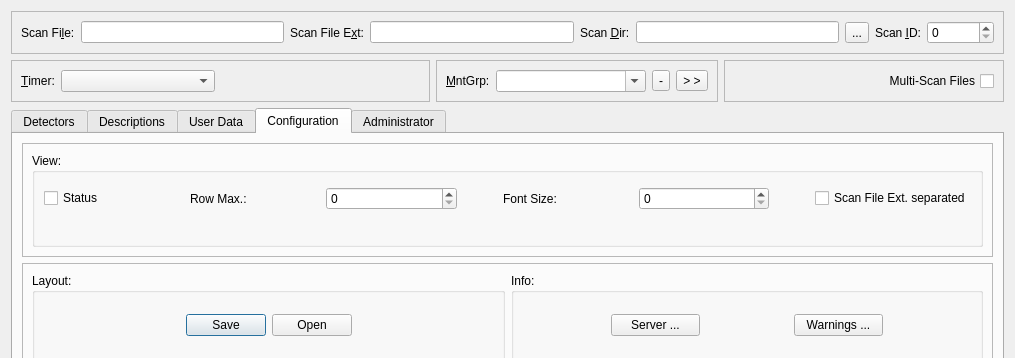
Qt form nxsselector/ui/Selector.ui (nexdatas/nxselector) before a commit; both pictures show x 0 to 1015 and y 0 to 358 of the 1015 by 583 pixel window.
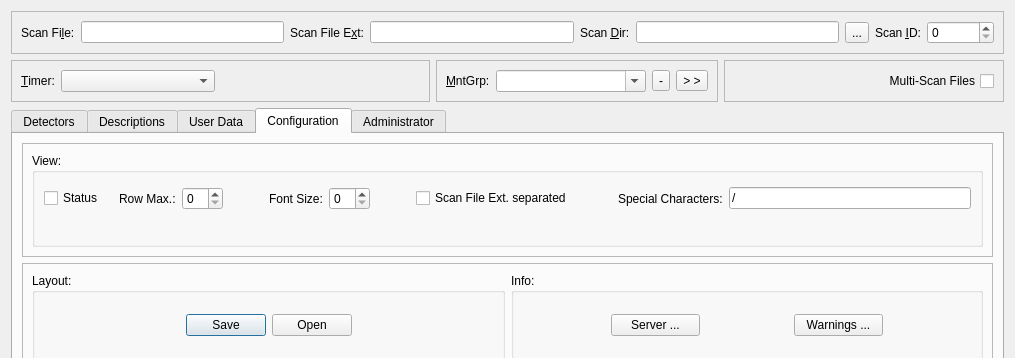
The same form after that commit. The open tabs and pages were chosen to show the change.

Commit message:
Issue 49: add the Special Characters widget (#50)
* replace '/' filename character by '_'

* fix pep8

* add Special Characters widget

* improve checks for fileName changed

What changed in the file:
```diff
--- a/nxsselector/ui/Selector.ui
+++ b/nxsselector/ui/Selector.ui
@@ -14,7 +14,7 @@
    <string>NeXus Component Selector</string>
   </property>
   <layout class="QGridLayout" name="gridLayout">
-   <item row="0" column="0">
+   <item row="1" column="0">
     <layout class="QVBoxLayout" name="verticalLayout">
      <item>
       <widget class="QFrame" name="frame_9">
@@ -631,6 +631,45 @@
                      </property>
                     </widget>
                    </item>
+                   <item>
+                    <spacer name="horizontalSpacer_10">
+                     <property name="orientation">
+                      <enum>Qt::Horizontal</enum>
+                     </property>
+                     <property name="sizeType">
+                      <enum>QSizePolicy::Preferred</enum>
+                     </property>
+                     <property name="sizeHint" stdset="0">
+                      <size>
+                       <width>40</width>
+                       <height>20</height>
+                      </size>
+                     </property>
+                    </spacer>
+                   </item>
+                   <item>
+                    <widget class="QLabel" name="specialCharactersLabel">
+                     <property name="toolTip">
+                      <string>&lt;html&gt;&lt;head/&gt;&lt;body&gt;&lt;p&gt;Character of scan file names to be replaced by '_', e.g. '/'&lt;/p&gt;&lt;/body&gt;&lt;/html&gt;</string>
+                     </property>
+                     <property name="text">
+                      <string>Special Characters:</string>
+                     </property>
+                     <property name="buddy">
+                      <cstring>specialCharactersLineEdit</cstring>
+                     </property>
+                    </widget>
+                   </item>
+                   <item>
+                    <widget class="QLineEdit" name="specialCharactersLineEdit">
+                     <property name="toolTip">
+                      <string>&lt;html&gt;&lt;head/&gt;&lt;body&gt;&lt;p&gt;Character of scan file names to be replaced by '_', e.g. '/'&lt;/p&gt;&lt;/body&gt;&lt;/html&gt;</string>
+                     </property>
+                     <property name="text">
+                      <string>/</string>
+                     </property>
+                    </widget>
+                   </item>
                   </layout>
                  </item>
                  <item row="2" column="0">
```
Left out of the diff: 6 changed lines with no effect on the pictures. The commit also changes 4 other files.
